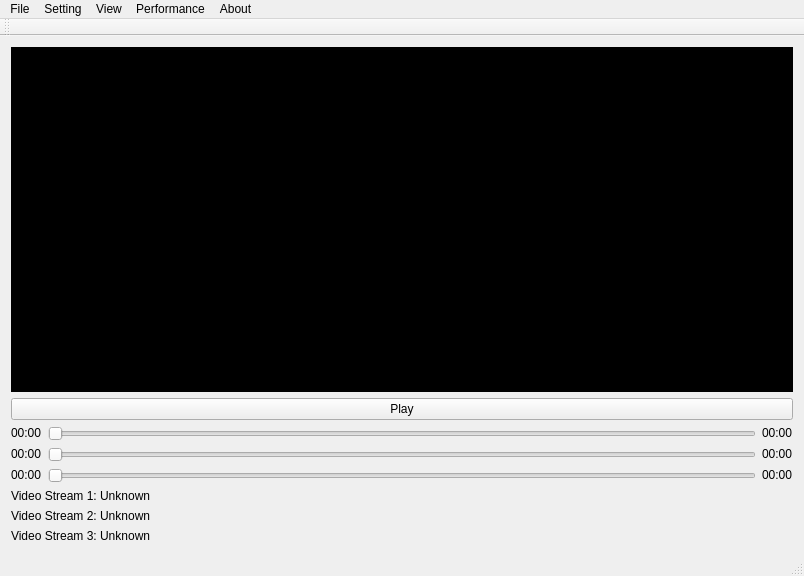
Qt form lulusjuni/mainwindow.ui (hammashamzah/tugasakhir) before a commit.
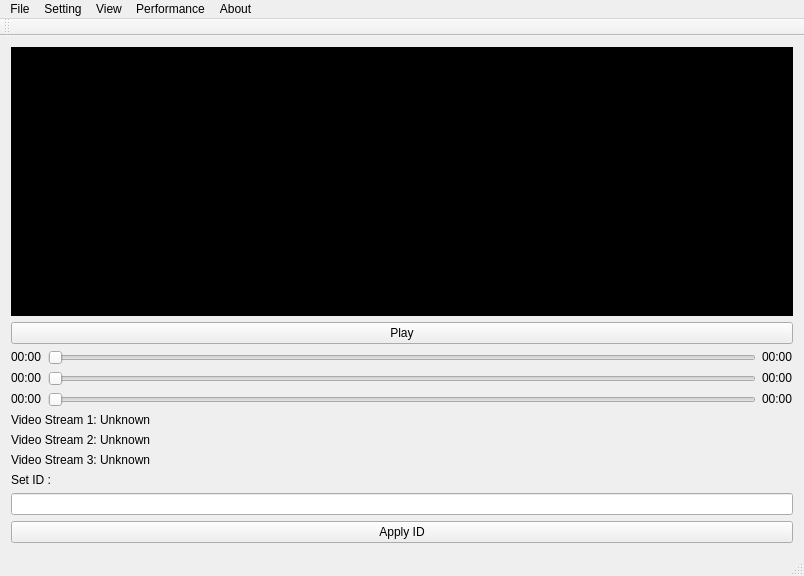
The same form after that commit. Custom widgets are drawn as their Qt base class.

```diff
--- a/lulusjuni/mainwindow.ui
+++ b/lulusjuni/mainwindow.ui
@@ -19,7 +19,10 @@
   <widget class="QWidget" name="centralWidget">
    <layout class="QVBoxLayout" name="verticalLayout">
     <item>
-     <widget class="QLabel" name="label_game_visual">
+     <widget class="matDisplay" name="label_game_visual">
+      <property name="enabled">
+       <bool>true</bool>
+      </property>
       <property name="sizePolicy">
        <sizepolicy hsizetype="Preferred" vsizetype="Expanding">
         <horstretch>0</horstretch>
@@ -194,6 +197,23 @@
       </property>
      </widget>
     </item>
+    <item>
+     <widget class="QLabel" name="label">
+      <property name="text">
+       <string>Set ID :</string>
+      </property>
+     </widget>
+    </item>
+    <item>
+     <widget class="QLineEdit" name="lineEdit_setIDplayer"/>
+    </item>
+    <item>
+     <widget class="QPushButton" name="pushButton">
+      <property name="text">
+       <string>Apply ID</string>
+      </property>
+     </widget>
+    </item>
    </layout>
   </widget>
   <widget class="QMenuBar" name="menuBar">
@@ -307,6 +327,13 @@
   </action>
  </widget>
  <layoutdefault spacing="6" margin="11"/>
+ <customwidgets>
+  <customwidget>
+   <class>matDisplay</class>
+   <extends>QLabel</extends>
+   <header location="global">matdisplay.h</header>
+  </customwidget>
+ </customwidgets>
  <resources/>
  <connections/>
 </ui>
```
